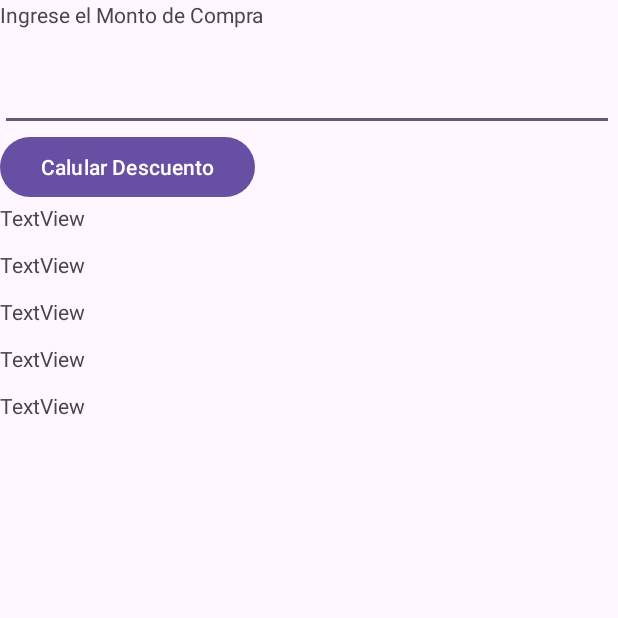
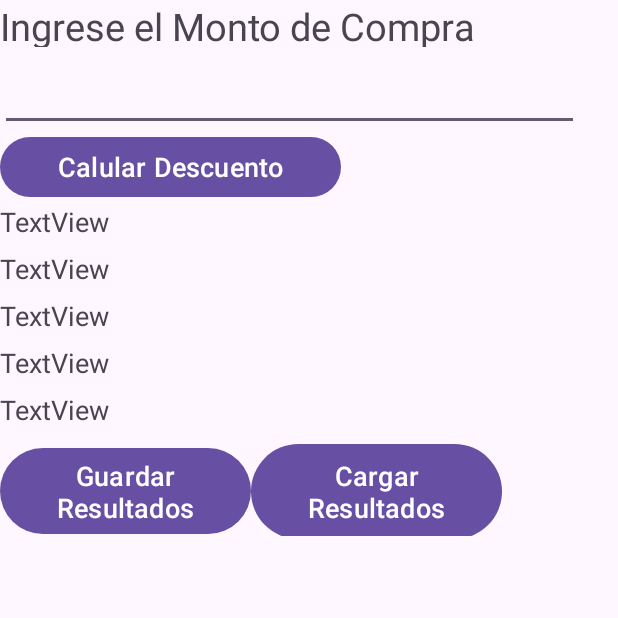
Before and after one commit to AleksIvanVel/fes_aragon, an Android app: the screen it shows after launch (MainActivity), on a phone screen of 412 x 824 dp, the top half of it. Run offline under Robolectric (Android 15) with nearby library versions, the phone set to English and light mode, and no system bars.

Commit message:
ADD botones salvar y recuperar Datos

```diff
--- a/SEMESTRE_6/TEMAS_ESPECIALES_COMPUTACION/practica_botones/app/src/main/res/layout/activity_main.xml
+++ b/SEMESTRE_6/TEMAS_ESPECIALES_COMPUTACION/practica_botones/app/src/main/res/layout/activity_main.xml
@@ -9,19 +9,20 @@
 
 
     <LinearLayout
-        android:layout_width="409dp"
-        android:layout_height="729dp"
+        android:layout_width="386dp"
+        android:layout_height="724dp"
         android:orientation="vertical"
-        tools:layout_editor_absoluteX="1dp"
-        tools:layout_editor_absoluteY="1dp"
-        tools:ignore="MissingConstraints">
+        tools:ignore="MissingConstraints"
+        tools:layout_editor_absoluteX="12dp"
+        tools:layout_editor_absoluteY="3dp">
 
 
         <TextView
             android:id="@+id/textView"
             android:layout_width="match_parent"
             android:layout_height="31dp"
-            android:text="Ingrese el Monto de Compra" />
+            android:text="Ingrese el Monto de Compra"
+            android:textSize="25sp" />/>
 
         <EditText
             android:id="@+id/montoCompra"
@@ -32,39 +33,67 @@
 
         <Button
             android:id="@+id/calc_descuento"
-            android:layout_width="170dp"
+            android:layout_width="227dp"
             android:layout_height="wrap_content"
+            android:onClick="calcular_descuento"
             android:text="Calular Descuento"
-            android:onClick="calcular_descuento"/>
+            android:textSize="18sp" />/>
 
         <TextView
             android:id="@+id/montoC"
             android:layout_width="match_parent"
             android:layout_height="31dp"
-            android:text="TextView" />
+            android:text="TextView"
+            android:textSize="18sp" />/>
 
         <TextView
             android:id="@+id/descuento"
             android:layout_width="match_parent"
             android:layout_height="31dp"
-            android:text="TextView" />
+            android:text="TextView"
+            android:textSize="18sp" />/>
 
         <TextView
             android:id="@+id/costoNeto"
             android:layout_width="match_parent"
             android:layout_height="31dp"
-            android:text="TextView" />
+            android:text="TextView"
+            android:textSize="18sp" />/>
 
         <TextView
             android:id="@+id/impuesto"
             android:layout_width="match_parent"
             android:layout_height="31dp"
-            android:text="TextView" />
+            android:text="TextView"
+            android:textSize="18sp" />/>
 
         <TextView
             android:id="@+id/importeNeto"
             android:layout_width="match_parent"
             android:layout_height="31dp"
-            android:text="TextView" />
+            android:text="TextView"
+            android:textSize="18sp" />/>
+
+        <LinearLayout
+            android:layout_width="match_parent"
+            android:layout_height="65dp"
+            android:orientation="horizontal">
+
+            <Button
+                android:id="@+id/btnSave"
+                android:layout_width="167dp"
+                android:layout_height="wrap_content"
+                android:text="Guardar Resultados"
+                android:textSize="18sp" />/>
+
+            <Button
+                android:id="@+id/btnLoad"
+                android:layout_width="167dp"
+                android:layout_height="71dp"
+                android:text="Cargar Resultados"
+                android:textSize="18sp" />
+        </LinearLayout>
+
+
     </LinearLayout>
 </androidx.constraintlayout.widget.ConstraintLayout>
```
Also changed, not shown: SEMESTRE_6/TEMAS_ESPECIALES_COMPUTACION/practica_botones/app/src/main/java/com/example/prog_if_consumo/MainActivity.java (+68 -1 lines).
